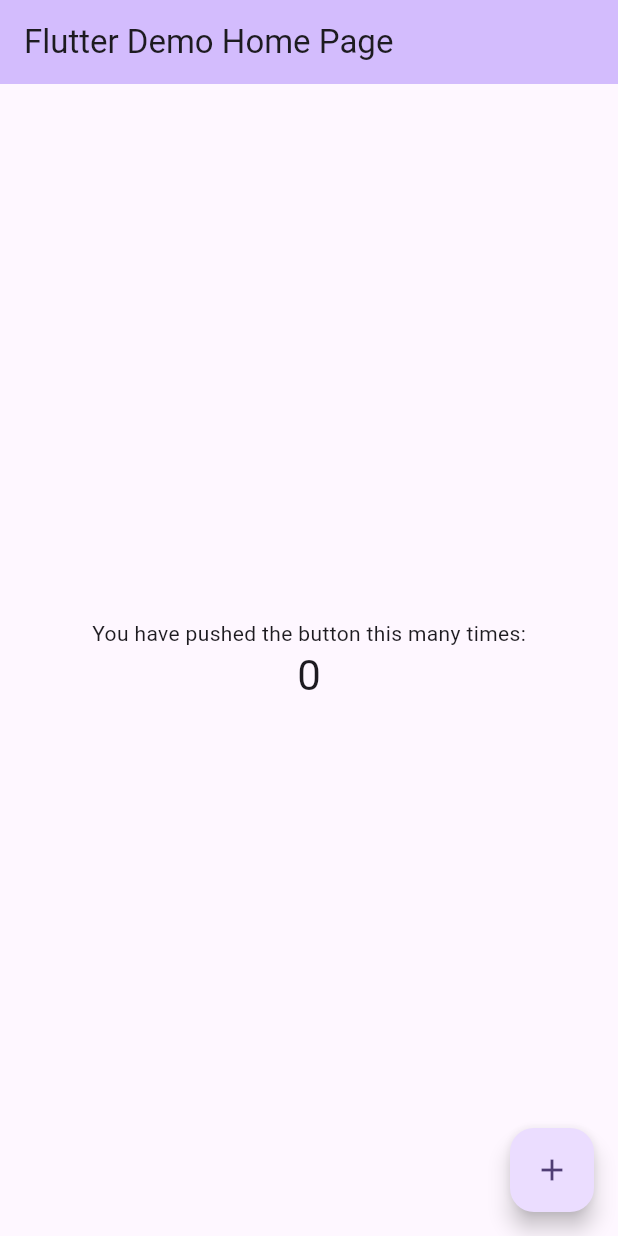
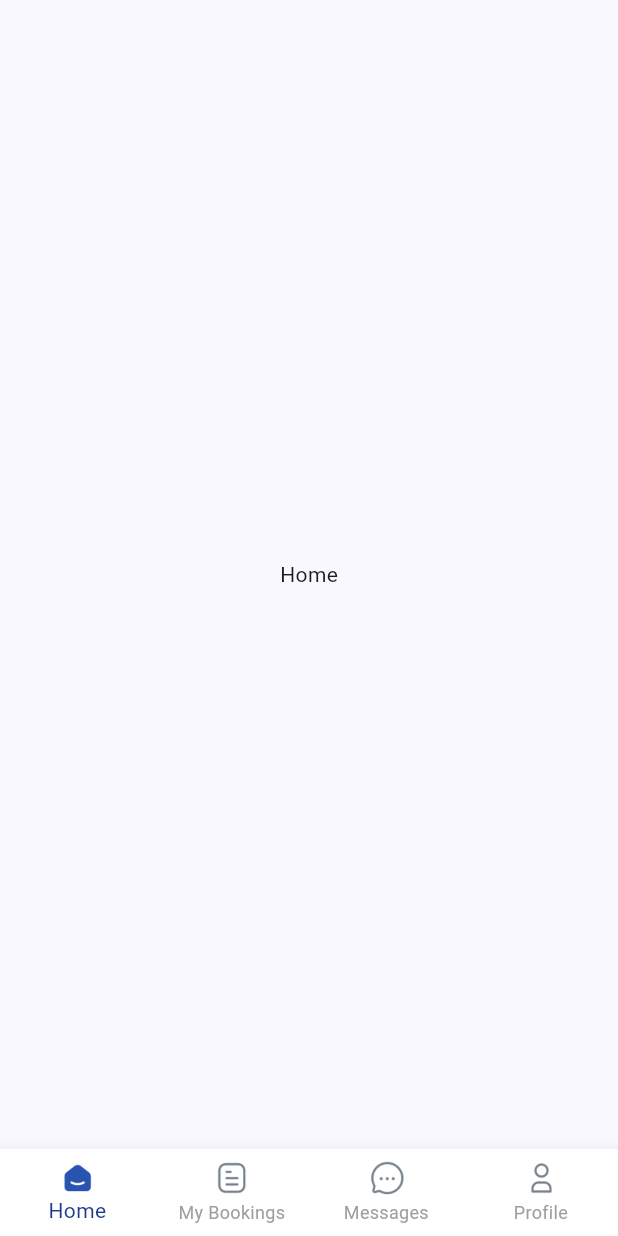
Before and after one commit to Kingjohneycodey/hotel-booking-app, a Flutter app: the screen it shows after launch, on a phone screen of 412 x 824 dp. Run offline on Flutter 3.47's test engine with Material 3 defaults, Android fonts, the phone set to English and light mode, and no system bars; our stand-ins replace flutter_riverpod, go_router, shared_preferences.

Commit message:
setting up theme and routing

```diff
--- /dev/null
+++ b/lib/core/router/app_router.dart
@@ -0,0 +1,118 @@
+import 'package:flutter/material.dart';
+import 'package:flutter_riverpod/flutter_riverpod.dart';
+import 'package:hotel_app/core/theme/app_colors.dart';
+import 'package:hotel_app/core/theme/theme_provider.dart';
+import 'package:hotel_app/core/widgets/custom_nav_icon.dart';
+import 'package:go_router/go_router.dart';
+import 'package:hotel_app/features/home/view/home_screen.dart';
+import 'package:hotel_app/features/splash/view/splash_screen.dart';
+
+final GoRouter appRouter = GoRouter(
+  initialLocation: '/splash',
+  routes: [
+    GoRoute(path: '/splash', builder: (context, state) => const SplashScreen()),
+    ShellRoute(
+      builder: (context, state, child) {
+        return MainAppShell(child: child);
+      },
+      routes: [
+        GoRoute(
+          path: '/home',
+          pageBuilder: (context, state) =>
+              NoTransitionPage(child: const HomeScreen()),
+        ),
+      ],
+    ),
+  ],
+);
+
+class MainAppShell extends ConsumerWidget {
+  final Widget child;
+
+  const MainAppShell({super.key, required this.child});
+
+  @override
+  Widget build(BuildContext context, WidgetRef ref) {
+    final location = GoRouterState.of(context).uri.toString();
+    final currentIndex = _getIndex(location);
+    final themeMode = ref.watch(themeModeProvider);
+    final isDarkMode = themeMode == ThemeMode.dark;
+
+    return Scaffold(
+      body: child,
+      bottomNavigationBar: BottomNavigationBar(
+        type: BottomNavigationBarType.fixed,
+        backgroundColor: isDarkMode ? const Color(0xFF1A1A1A) : Colors.white,
+        selectedItemColor: AppColors.primary,
+        unselectedItemColor: isDarkMode ? Colors.grey[400] : Colors.grey,
+        currentIndex: currentIndex,
+        onTap: (index) {
+          switch (index) {
+            case 0:
+              context.go('/home');
+              break;
+            case 1:
+              context.go('/bookings');
+              break;
+            case 2:
+              context.go('/messages');
+              break;
+            case 3:
+              context.go('/profile');
+              break;
+          }
+        },
+        items: [
+          BottomNavigationBarItem(
+            icon: CustomNavIcon(
+              activeIconPath: 'assets/icons/home-active.png',
+              inactiveIconPath: 'assets/icons/home.png',
+              isActive: currentIndex == 0,
+            ),
+            label: "Home",
+          ),
+          BottomNavigationBarItem(
+            icon: CustomNavIcon(
+              activeIconPath: 'assets/icons/document-active.png',
+              inactiveIconPath: 'assets/icons/document.png',
+              isActive: currentIndex == 1,
+            ),
+            label: "My Bookings",
+          ),
+          BottomNavigationBarItem(
+            icon: CustomNavIcon(
+              activeIconPath: 'assets/icons/chat-active.png',
+              inactiveIconPath: 'assets/icons/chat.png',
+              isActive: currentIndex == 2,
+            ),
+            label: "Messages",
+          ),
+          BottomNavigationBarItem(
+            icon: CustomNavIcon(
+              activeIconPath: 'assets/icons/user-active.png',
+              inactiveIconPath: 'assets/icons/user.png',
+              isActive: currentIndex == 3,
+            ),
+            label: "Profile",
+          ),
+        ],
+      ),
+    );
+  }
+
+  /// Helper function for BottomNav index
+  int _getIndex(String location) {
+    switch (location) {
+      case '/home':
+        return 0;
+      case '/bookings':
+        return 1;
+      case '/messages':
+        return 2;
+      case '/profile':
+        return 3;
+      default:
+        return 0;
+    }
+  }
+}
--- /dev/null
+++ b/lib/core/theme/app_colors.dart
@@ -0,0 +1,14 @@
+import 'package:flutter/material.dart';
+
+class AppColors {
+  static const Color primary = Color(0xFF1E3A8A); // green
+  static const Color secondary = Color(0xFF3B82F6); // light green
+  static const Color light = Color(0xFFECF1E8); // light green
+  static const Color background = Color(0xFFFFFFFF);
+
+  // Splash screen colors
+  static const Color splashBackground = Color(0xFF1E3A8A); // royal blue
+  static const Color splashAccent = Color(
+    0xFF3B82F6,
+  ); // light blue for logo background
+}
--- /dev/null
+++ b/lib/core/theme/app_theme.dart
@@ -0,0 +1,32 @@
+import 'package:flutter/material.dart';
+import 'app_colors.dart';
+
+class AppTheme {
+  static ThemeData lightTheme = ThemeData(
+    useMaterial3: true,
+    colorScheme: ColorScheme.fromSeed(
+      seedColor: AppColors.primary,
+      brightness: Brightness.light,
+    ),
+    bottomNavigationBarTheme: const BottomNavigationBarThemeData(
+      backgroundColor: Colors.white,
+      selectedItemColor: AppColors.primary,
+      unselectedItemColor: Colors.grey,
+      type: BottomNavigationBarType.fixed,
+    ),
+  );
+
+  static ThemeData darkTheme = ThemeData(
+    useMaterial3: true,
+    colorScheme: ColorScheme.fromSeed(
+      seedColor: AppColors.primary,
+      brightness: Brightness.dark,
+    ),
+    bottomNavigationBarTheme: const BottomNavigationBarThemeData(
+      backgroundColor: Color(0xFF1A1A1A),
+      selectedItemColor: AppColors.primary,
+      unselectedItemColor: Colors.grey,
+      type: BottomNavigationBarType.fixed,
+    ),
+  );
+}
--- /dev/null
+++ b/lib/core/widgets/custom_nav_icon.dart
@@ -0,0 +1,26 @@
+import 'package:flutter/material.dart';
+
+class CustomNavIcon extends StatelessWidget {
+  final String activeIconPath;
+  final String inactiveIconPath;
+  final bool isActive;
+  final double size;
+
+  const CustomNavIcon({
+    super.key,
+    required this.activeIconPath,
+    required this.inactiveIconPath,
+    required this.isActive,
+    this.size = 24.0,
+  });
+
+  @override
+  Widget build(BuildContext context) {
+    return Image.asset(
+      isActive ? activeIconPath : inactiveIconPath,
+      width: size,
+      height: size,
+      fit: BoxFit.contain,
+    );
+  }
+}
--- /dev/null
+++ b/lib/features/home/view/home_screen.dart
@@ -0,0 +1,10 @@
+import 'package:flutter/material.dart';
+
+class HomeScreen extends StatelessWidget {
+  const HomeScreen({super.key});
+
+  @override
+  Widget build(BuildContext context) {
+    return const Scaffold(body: Center(child: Text('Home')));
+  }
+}
--- a/lib/main.dart
+++ b/lib/main.dart
@@ -1,122 +1,28 @@
 import 'package:flutter/material.dart';
+import 'package:flutter_riverpod/flutter_riverpod.dart';
+import 'package:hotel_app/core/theme/app_theme.dart';
+import 'package:hotel_app/core/theme/theme_provider.dart';
+import 'core/router/app_router.dart';
 
 void main() {
-  runApp(const MyApp());
+  WidgetsFlutterBinding.ensureInitialized();
+  runApp(const ProviderScope(child: MyApp()));
 }
 
-class MyApp extends StatelessWidget {
+class MyApp extends ConsumerWidget {
   const MyApp({super.key});
 
-  // This widget is the root of your application.
   @override
-  Widget build(BuildContext context) {
-    return MaterialApp(
-      title: 'Flutter Demo',
-      theme: ThemeData(
-        // This is the theme of your application.
-        //
-        // TRY THIS: Try running your application with "flutter run". You'll see
-        // the application has a purple toolbar. Then, without quitting the app,
-        // try changing the seedColor in the colorScheme below to Colors.green
-        // and then invoke "hot reload" (save your changes or press the "hot
-        // reload" button in a Flutter-supported IDE, or press "r" if you used
-        // the command line to start the app).
-        //
-        // Notice that the counter didn't reset back to zero; the application
-        // state is not lost during the reload. To reset the state, use hot
-        // restart instead.
-        //
-        // This works for code too, not just values: Most code changes can be
-        // tested with just a hot reload.
-        colorScheme: ColorScheme.fromSeed(seedColor: Colors.deepPurple),
-      ),
-      home: const MyHomePage(title: 'Flutter Demo Home Page'),
+  Widget build(BuildContext context, WidgetRef ref) {
+    final themeMode = ref.watch(themeModeProvider);
+
+    return MaterialApp.router(
+      title: 'Restaurant App',
+      debugShowCheckedModeBanner: false,
+      theme: AppTheme.lightTheme,
+      darkTheme: AppTheme.darkTheme,
+      themeMode: themeMode,
+      routerConfig: appRouter,
     );
   }
 }
-
-class MyHomePage extends StatefulWidget {
-  const MyHomePage({super.key, required this.title});
-
-  // This widget is the home page of your application. It is stateful, meaning
-  // that it has a State object (defined below) that contains fields that affect
-  // how it looks.
-
-  // This class is the configuration for the state. It holds the values (in this
-  // case the title) provided by the parent (in this case the App widget) and
-  // used by the build method of the State. Fields in a Widget subclass are
-  // always marked "final".
-
-  final String title;
-
-  @override
-  State<MyHomePage> createState() => _MyHomePageState();
-}
-
-class _MyHomePageState extends State<MyHomePage> {
-  int _counter = 0;
-
-  void _incrementCounter() {
-    setState(() {
-      // This call to setState tells the Flutter framework that something has
-      // changed in this State, which causes it to rerun the build method below
-      // so that the display can reflect the updated values. If we changed
-      // _counter without calling setState(), then the build method would not be
-      // called again, and so nothing would appear to happen.
-      _counter++;
-    });
-  }
-
-  @override
-  Widget build(BuildContext context) {
-    // This method is rerun every time setState is called, for instance as done
-    // by the _incrementCounter method above.
-    //
-    // The Flutter framework has been optimized to make rerunning build methods
-    // fast, so that you can just rebuild anything that needs updating rather
-    // than having to individually change instances of widgets.
-    return Scaffold(
-      appBar: AppBar(
-        // TRY THIS: Try changing the color here to a specific color (to
-        // Colors.amber, perhaps?) and trigger a hot reload to see the AppBar
-        // change color while the other colors stay the same.
-        backgroundColor: Theme.of(context).colorScheme.inversePrimary,
-        // Here we take the value from the MyHomePage object that was created by
-        // the App.build method, and use it to set our appbar title.
-        title: Text(widget.title),
-      ),
-      body: Center(
-        // Center is a layout widget. It takes a single child and positions it
-        // in the middle of the parent.
-        child: Column(
-          // Column is also a layout widget. It takes a list of children and
-          // arranges them vertically. By default, it sizes itself to fit its
-          // children horizontally, and tries to be as tall as its parent.
-          //
-          // Column has various properties to control how it sizes itself and
-          // how it positions its children. Here we use mainAxisAlignment to
-          // center the children vertically; the main axis here is the vertical
-          // axis because Columns are vertical (the cross axis would be
-          // horizontal).
-          //
-          // TRY THIS: Invoke "debug painting" (choose the "Toggle Debug Paint"
-          // action in the IDE, or press "p" in the console), to see the
-          // wireframe for each widget.
-          mainAxisAlignment: MainAxisAlignment.center,
-          children: <Widget>[
-            const Text('You have pushed the button this many times:'),
-            Text(
-              '$_counter',
-              style: Theme.of(context).textTheme.headlineMedium,
-            ),
-          ],
-        ),
-      ),
-      floatingActionButton: FloatingActionButton(
-        onPressed: _incrementCounter,
-        tooltip: 'Increment',
-        child: const Icon(Icons.add),
-      ), // This trailing comma makes auto-formatting nicer for build methods.
-    );
-  }
-}
```
Also changed, not shown: lib/core/theme/theme_provider.dart (added, +60 -0 lines), lib/features/splash/view/splash_screen.dart (added, +162 -0 lines), pubspec.yaml (+6 -58 lines), assets/icons/chat-active.png (added), assets/icons/chat.png (added), assets/icons/document-active.png (added), assets/icons/document.png (added), assets/icons/home-active.png (added), assets/icons/home.png (added), assets/icons/user-active.png (added), assets/icons/user.png (added), pubspec.lock, 7 other files.
